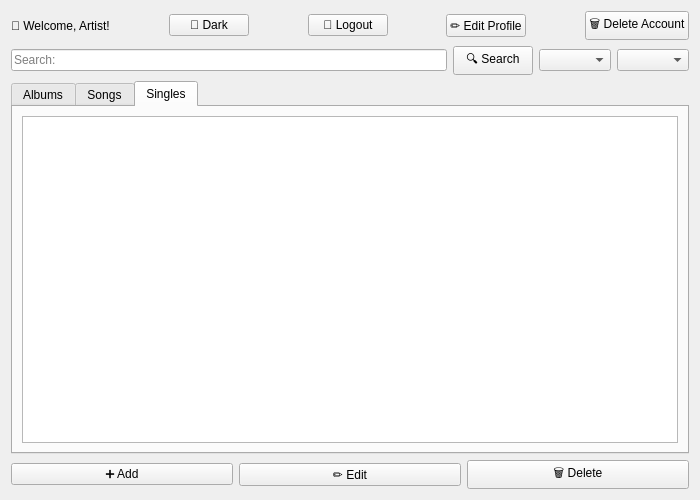
Qt form Spotify/artistwindow.ui (Razatak186/Spotify-Project) before a commit.
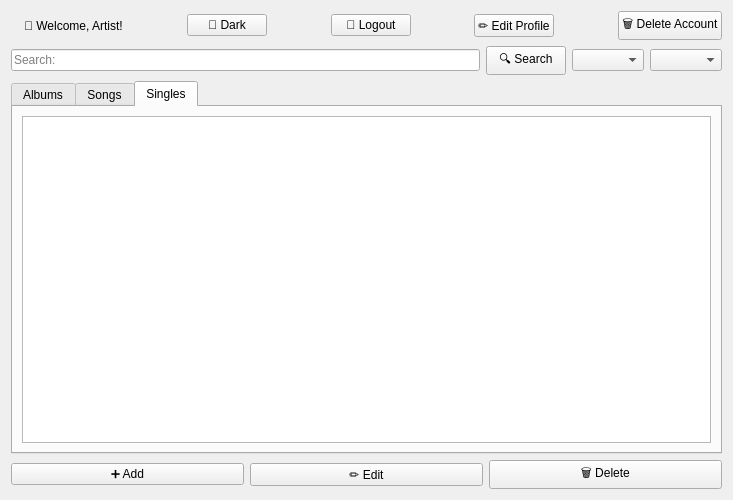
The same form after that commit. The open tabs and pages were chosen to show the change.

Commit message: Profile picture added

What changed in the file:
```diff
--- a/Spotify/artistwindow.ui
+++ b/Spotify/artistwindow.ui
@@ -6,7 +6,7 @@
    <rect>
     <x>0</x>
     <y>0</y>
-    <width>700</width>
+    <width>733</width>
     <height>500</height>
    </rect>
   </property>
@@ -21,6 +21,16 @@
     <layout class="QVBoxLayout" name="verticalLayout">
      <item>
       <layout class="QHBoxLayout" name="horizontalLayout_5">
+       <item>
+        <widget class="QLabel" name="profilePhotoLabel">
+         <property name="styleSheet">
+          <string notr="true"/>
+         </property>
+         <property name="text">
+          <string/>
+         </property>
+        </widget>
+       </item>
        <item>
         <widget class="QLabel" name="welcomeLabel">
          <property name="styleSheet">
```
Left out of the diff: 2 changed lines with no effect on the pictures. The commit also changes 18 other files.
